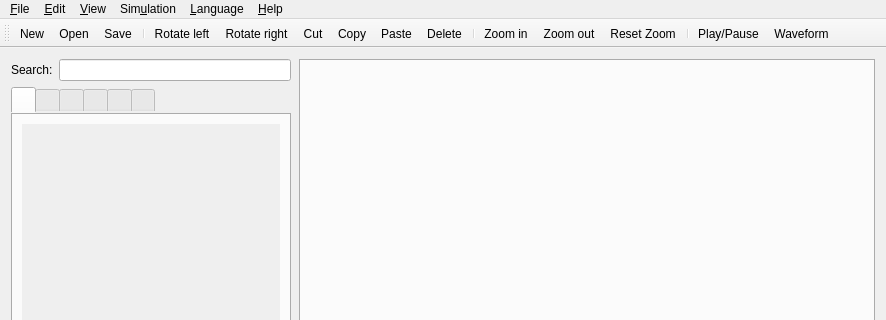
The window that app/mainwindow.ui (GIBIS-UNIFESP/wiRedPanda) describes before a commit, drawn with Qt 5; both pictures show x 0 to 886 and y 0 to 320 of the 886 by 765 pixel window.
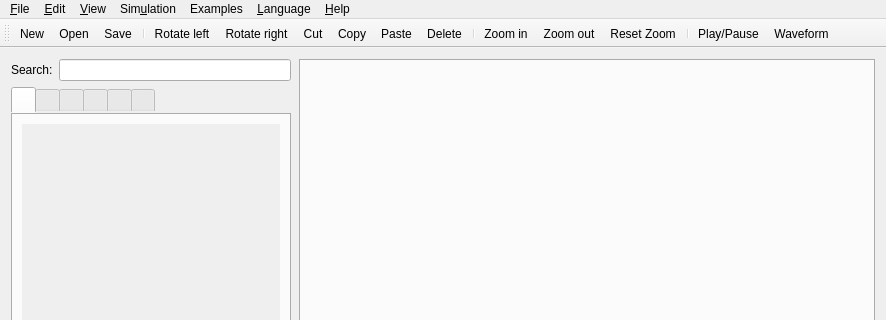
The same window after the commit. Icons and pictures are not drawn. Custom widgets are drawn as their Qt base class.

Commit message: Add examples menu

```diff
--- a/app/mainwindow.ui
+++ b/app/mainwindow.ui
@@ -640,10 +640,16 @@
     <addaction name="actionWaveform"/>
     <addaction name="actionMute"/>
    </widget>
+   <widget class="QMenu" name="menuExamples">
+    <property name="title">
+     <string>Examples</string>
+    </property>
+   </widget>
    <addaction name="menuFile"/>
    <addaction name="menuEdit"/>
    <addaction name="menuView"/>
    <addaction name="menuSimulation"/>
+   <addaction name="menuExamples"/>
    <addaction name="menuLanguage"/>
    <addaction name="menuHelp"/>
   </widget>
```
Left out of the diff: 10 changed lines with no effect on the pictures. The commit also changes 3 other files.
